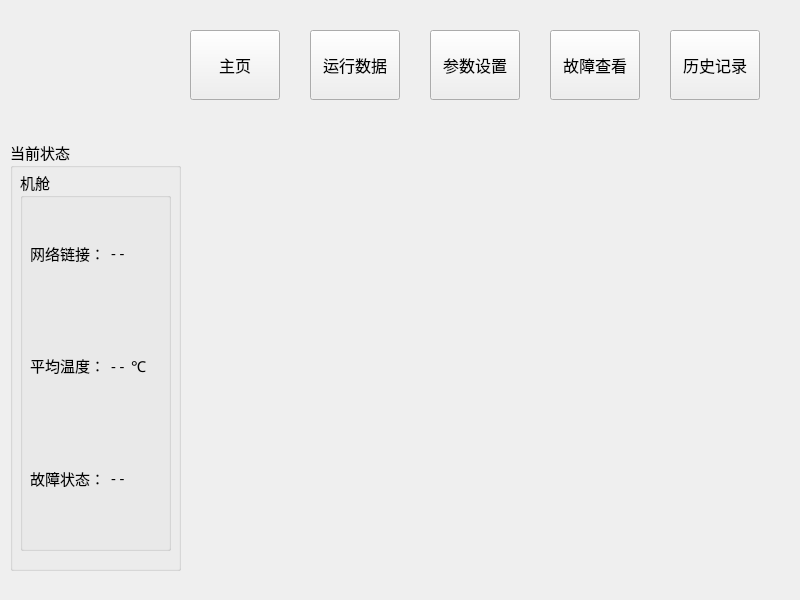
samier958/heaterClient, file cheaterclient.ui: the form before one commit.
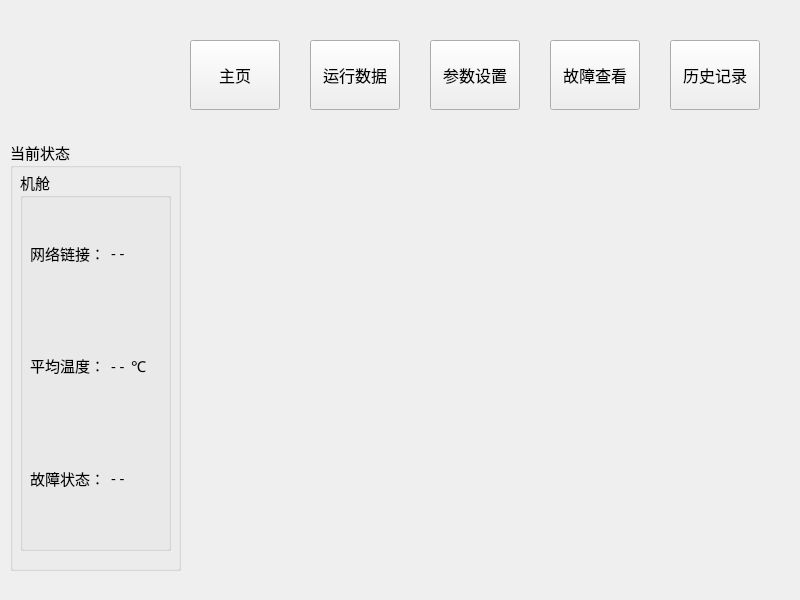
The form after the commit. Icons and pictures are not drawn.

What changed in the file:
```diff
--- a/cheaterclient.ui
+++ b/cheaterclient.ui
@@ -250,7 +250,7 @@
    <property name="geometry">
     <rect>
      <x>190</x>
-     <y>30</y>
+     <y>40</y>
      <width>90</width>
      <height>70</height>
     </rect>
@@ -272,7 +272,7 @@
    <property name="geometry">
     <rect>
      <x>310</x>
-     <y>30</y>
+     <y>40</y>
      <width>90</width>
      <height>70</height>
     </rect>
@@ -294,7 +294,7 @@
    <property name="geometry">
     <rect>
      <x>430</x>
-     <y>30</y>
+     <y>40</y>
      <width>90</width>
      <height>70</height>
     </rect>
@@ -316,7 +316,7 @@
    <property name="geometry">
     <rect>
      <x>550</x>
-     <y>30</y>
+     <y>40</y>
      <width>90</width>
      <height>70</height>
     </rect>
@@ -338,7 +338,7 @@
    <property name="geometry">
     <rect>
      <x>670</x>
-     <y>30</y>
+     <y>40</y>
      <width>90</width>
      <height>70</height>
     </rect>
```
